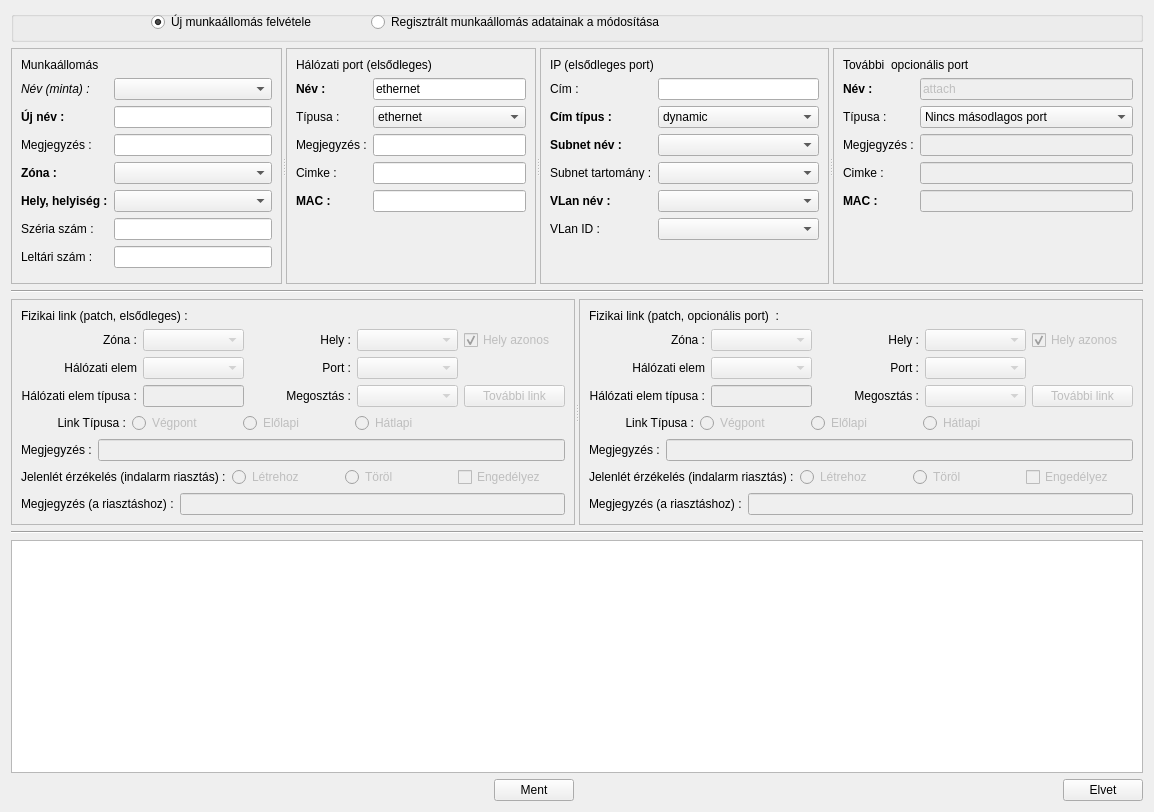
Old version of the form lv2g/wstform.ui in the repository csikfer/lanview2.
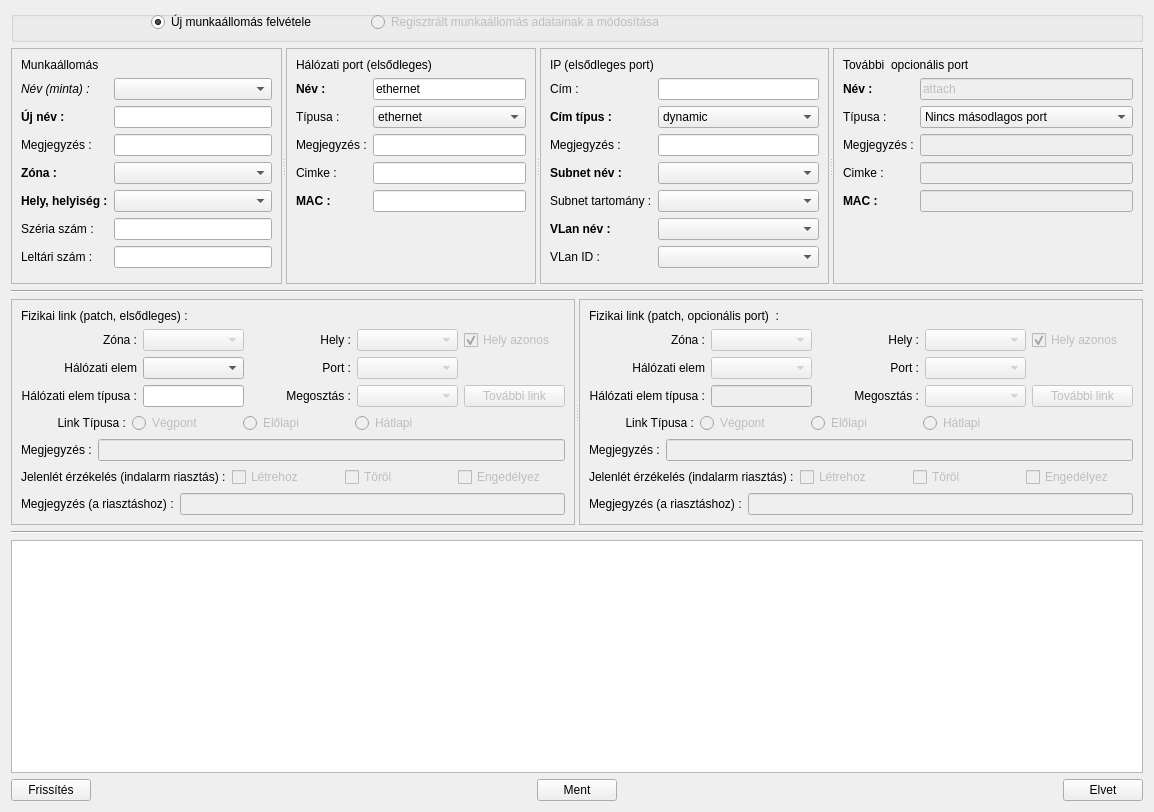
New version of the form.

Patch:
```diff
--- a/lv2g/wstform.ui
+++ b/lv2g/wstform.ui
@@ -36,6 +36,9 @@
       </property>
      </widget>
      <widget class="QRadioButton" name="radioButtonMod">
+      <property name="enabled">
+       <bool>false</bool>
+      </property>
       <property name="geometry">
        <rect>
         <x>360</x>
@@ -91,7 +94,7 @@
         </widget>
        </item>
        <item row="1" column="1">
-        <widget class="QComboBox" name="comboBoxName"/>
+        <widget class="QComboBox" name="comboBoxNode"/>
        </item>
        <item row="2" column="0">
         <widget class="QLabel" name="labelNewName">
@@ -370,7 +373,7 @@
            </item>
           </widget>
          </item>
-         <item row="2" column="0">
+         <item row="3" column="0">
           <widget class="QLabel" name="labelSubNet">
            <property name="font">
             <font>
@@ -383,13 +386,21 @@
            </property>
           </widget>
          </item>
-         <item row="2" column="1">
-          <widget class="QComboBox" name="comboBoxSubNet"/>
-         </item>
          <item row="3" column="1">
-          <widget class="QComboBox" name="comboBoxSubNetAddr"/>
+          <widget class="QComboBox" name="comboBoxSubNet">
+           <property name="currentText">
+            <string notr="true"/>
+           </property>
+          </widget>
          </item>
-         <item row="4" column="0">
+         <item row="4" column="1">
+          <widget class="QComboBox" name="comboBoxSubNetAddr">
+           <property name="currentText">
+            <string notr="true"/>
+           </property>
+          </widget>
+         </item>
+         <item row="5" column="0">
           <widget class="QLabel" name="labelVLan">
            <property name="font">
             <font>
@@ -402,26 +413,44 @@
            </property>
           </widget>
          </item>
-         <item row="4" column="1">
-          <widget class="QComboBox" name="comboBoxVLan"/>
-         </item>
          <item row="5" column="1">
-          <widget class="QComboBox" name="comboBoxVLanId"/>
+          <widget class="QComboBox" name="comboBoxVLan">
+           <property name="currentText">
+            <string notr="true"/>
+           </property>
+          </widget>
          </item>
-         <item row="3" column="0">
+         <item row="6" column="1">
+          <widget class="QComboBox" name="comboBoxVLanId">
+           <property name="currentText">
+            <string notr="true"/>
+           </property>
+          </widget>
+         </item>
+         <item row="4" column="0">
           <widget class="QLabel" name="labelSunNetAddr">
            <property name="text">
             <string>Subnet tartomány :</string>
            </property>
           </widget>
          </item>
-         <item row="5" column="0">
+         <item row="6" column="0">
           <widget class="QLabel" name="labelVLanId">
            <property name="text">
             <string>VLan ID :</string>
            </property>
           </widget>
          </item>
+         <item row="2" column="0">
+          <widget class="QLabel" name="labelIpNote">
+           <property name="text">
+            <string>Megjegyzés :</string>
+           </property>
+          </widget>
+         </item>
+         <item row="2" column="1">
+          <widget class="QLineEdit" name="lineEditIpNote"/>
+         </item>
         </layout>
        </item>
        <item>
@@ -653,7 +682,7 @@
          <item row="1" column="1">
           <widget class="QComboBox" name="comboBoxLinkNode">
            <property name="enabled">
-            <bool>false</bool>
+            <bool>true</bool>
            </property>
           </widget>
          </item>
@@ -719,7 +748,7 @@
          <item row="2" column="1">
           <widget class="QLineEdit" name="lineEditLinkNodeType">
            <property name="enabled">
-            <bool>false</bool>
+            <bool>true</bool>
            </property>
            <property name="readOnly">
             <bool>true</bool>
@@ -858,7 +887,7 @@
           </widget>
          </item>
          <item>
-          <widget class="QRadioButton" name="radioButtonSrvIns">
+          <widget class="QCheckBox" name="checkBoxSrvIns">
            <property name="enabled">
             <bool>false</bool>
            </property>
@@ -868,7 +897,7 @@
           </widget>
          </item>
          <item>
-          <widget class="QRadioButton" name="radioButtonSrvDel">
+          <widget class="QCheckBox" name="checkBoxSrvDel">
            <property name="enabled">
             <bool>false</bool>
            </property>
@@ -1168,7 +1197,7 @@
           </widget>
          </item>
          <item>
-          <widget class="QRadioButton" name="radioButtonSrvIns_2">
+          <widget class="QCheckBox" name="checkBoxSrvIns_2">
            <property name="enabled">
             <bool>false</bool>
            </property>
@@ -1178,7 +1207,7 @@
           </widget>
          </item>
          <item>
-          <widget class="QRadioButton" name="radioButtonSrvDel_2">
+          <widget class="QCheckBox" name="checkBoxSrvDel_2">
            <property name="enabled">
             <bool>false</bool>
            </property>
@@ -1237,6 +1266,13 @@
    </item>
    <item>
     <layout class="QHBoxLayout" name="horizontalLayoutButtons">
+     <item>
+      <widget class="QPushButton" name="pushButtonRefresh">
+       <property name="text">
+        <string>Frissítés</string>
+       </property>
+      </widget>
+     </item>
      <item>
       <spacer name="horizontalSpacerButtons">
        <property name="orientation">
```
Left out of the diff: 10 changed lines with no effect on the pictures.
